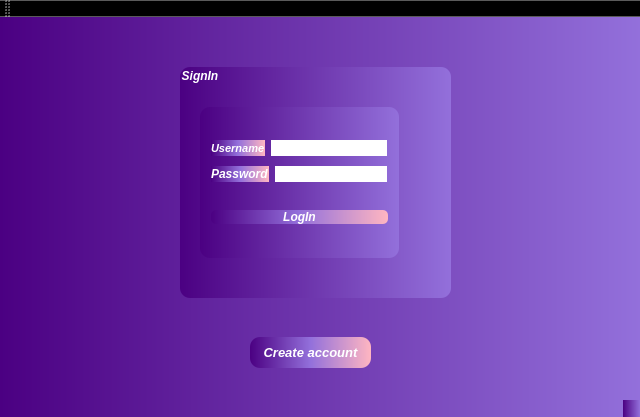
Before: the Qt Designer form ProjectC++/GraphicInterface/LoginInterface.ui in andreeamacsim/ProjectModernCpp, drawn with Qt 5.
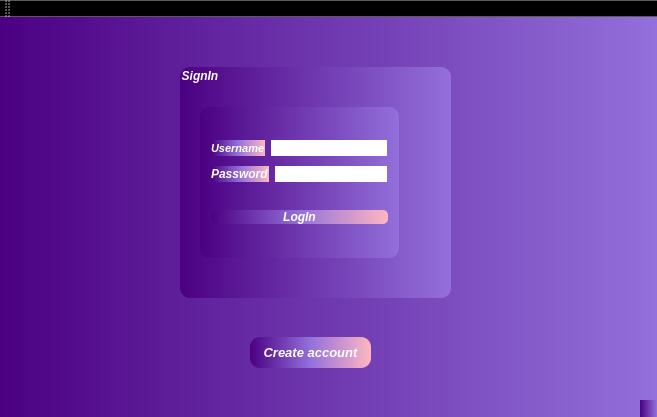
After: the same form once the commit is applied.

Commit message: I added the necessary elements for the ProfileInterface and connected it to the LogIn button.

The edit to the form file:
```diff
--- a/ProjectC++/GraphicInterface/LoginInterface.ui
+++ b/ProjectC++/GraphicInterface/LoginInterface.ui
@@ -6,7 +6,7 @@
    <rect>
     <x>0</x>
     <y>0</y>
-    <width>640</width>
+    <width>657</width>
     <height>417</height>
    </rect>
   </property>
```
Left out of the diff: 2 changed lines with no effect on the pictures. The commit also changes 6 other files.
